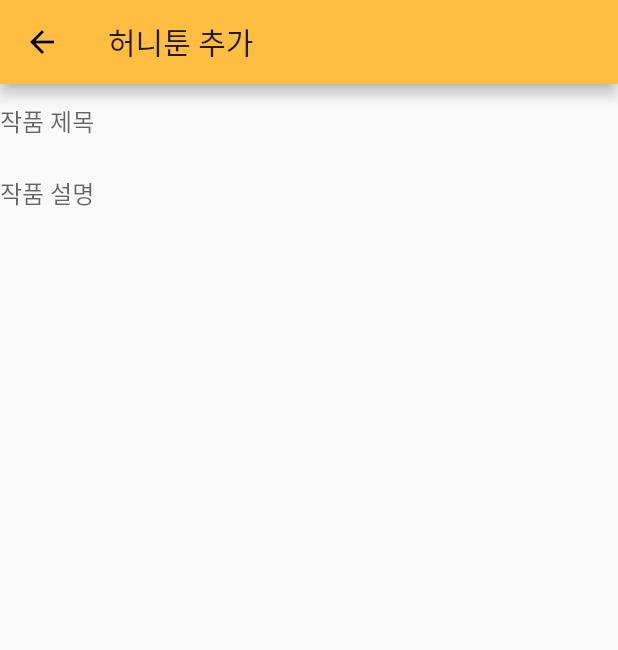
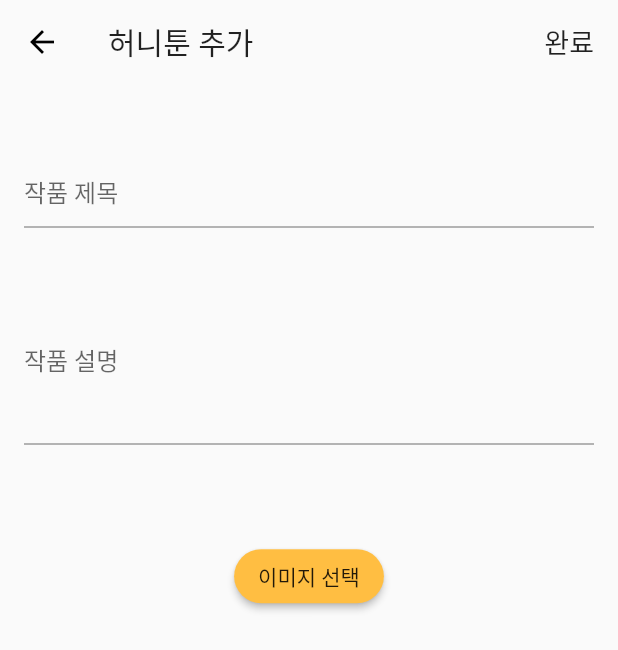
Before and after one commit to yoojh9/honeytoon, a Flutter app: the HoneytoonAddScreen screen opened directly, on a phone screen of 412 x 824 dp. Shown: the top 650 px of the screen. Run offline on Flutter 3.47's test engine with Material 2 defaults, Android fonts, the phone set to English and light mode, and no system bars; our stand-ins replace firebase_auth; missing offline and left inert: kakao_flutter_sdk, multi_image_picker; accounts and stored records are empty.

Commit message:
add honeytoon screen 추가

```diff
--- a/lib/main.dart
+++ b/lib/main.dart
@@ -1,4 +1,5 @@
 import 'package:flutter/material.dart';
+import 'package:honeytoon/screens/honeytoon_add_screen.dart';
 import 'package:honeytoon/screens/honeytoon_detail_screen.dart';
 import 'package:kakao_flutter_sdk/link.dart';
 import './screens/honeytoon_list_screen.dart';
@@ -41,7 +42,8 @@ class MyApp extends StatelessWidget {
           "list": (context) => HoneyToonListScreen(),
           CouponScreen.routeName: (context) => CouponScreen(),
           HoneytoonViewScreen.routeName: (context) => HoneytoonViewScreen(),
-          HoneytoonDetailScreen.routeName: (context) => HoneytoonDetailScreen()
+          HoneytoonDetailScreen.routeName: (context) => HoneytoonDetailScreen(),
+          HoneytoonAddScreen.routeName: (context) => HoneytoonAddScreen()
         },
         ),
       );
--- a/lib/screens/honeytoon_add_screen.dart
+++ b/lib/screens/honeytoon_add_screen.dart
@@ -1,6 +1,13 @@
+import 'dart:async';
+import 'dart:io';
+import 'dart:math';
 import 'package:flutter/material.dart';
+import 'package:multi_image_picker/multi_image_picker.dart';
+import '../colors.dart';
 
 class HoneytoonAddScreen extends StatefulWidget {
+
+  static final routeName = 'add-honeytoon';
 
   @override
   _HoneytoonAddScreenState createState() => _HoneytoonAddScreenState();
@@ -8,35 +15,119 @@ class HoneytoonAddScreen extends StatefulWidget {
 
 class _HoneytoonAddScreenState extends State<HoneytoonAddScreen> {
   final _formKey = GlobalKey<FormState>();
+  List<Asset> _images = List<Asset>();
+  String _error = 'No Error Dectected';
+
+  @override
+  void initState() {
+    // TODO: implement initState
+    super.initState();
+  }
+
+  Widget buildGridView() {
+    return GridView.count(crossAxisCount: 3,
+      children: List.generate(_images.length, (index) {
+        Asset asset = _images[index];
+        return AssetThumb(
+          asset: asset,
+          width: 300,
+          height: 300);
+      }),
+    );
+  }
+
+  Future<void> loadAssets() async {
+    List<Asset> resultList = List<Asset>();
+    String error = 'No Error Dectected';
+
+    try {
+      resultList = await MultiImagePicker.pickImages(
+        maxImages: 6,
+        enableCamera: false,
+        cupertinoOptions: CupertinoOptions(takePhotoIcon: "chat"),
+        materialOptions: MaterialOptions(
+          actionBarColor: "#abcdef",
+          actionBarTitle: "Example App",
+          allViewTitle: "All Photos",
+          useDetailsView: false,
+          selectCircleStrokeColor: "#000000",
+        ),
+      );
+    } on Exception catch(e){
+      error = e.toString();
+    }
+
+    if(!mounted) return;
+
+    setState(() {
+      _images = resultList;
+      _error = error;
+    });
+  }
 
   @override
   Widget build(BuildContext context) {
     return Scaffold(
       appBar: AppBar(
+        backgroundColor: Colors.transparent,
+        elevation: 0,
         title: Text('허니툰 추가'),
+        actions: <Widget>[
+          Container(
+            alignment: Alignment.center,
+            padding: EdgeInsets.only(right: 16),
+            child : Text('완료', textScaleFactor: 1.5, style: TextStyle(fontSize:  12),),
+          )
+        ],
       ),
       body: SafeArea(
+
+        child: Padding(
+          padding: const EdgeInsets.all(16.0),
           child: Form(
             key: _formKey,
             child: Column(
+              children: <Widget>[
+                Expanded(
+                  flex: 1,
+                  child:
+                  Column(
+                  mainAxisAlignment: MainAxisAlignment.spaceAround,
                   children: [
                     TextFormField(
                       decoration: InputDecoration(
-                  border: InputBorder.none,
                         hintText: '작품 제목'
                       )
                     ),
                     TextFormField(
+                      keyboardType: TextInputType.multiline,
+                      maxLines: 3,
                       decoration: InputDecoration(
-                  border: InputBorder.none,
+                        alignLabelWithHint: true,
                         hintText: '작품 설명'
                       )
                     ),
+                    RaisedButton(
+                      color: Theme.of(context).primaryColor,
+                      shape: RoundedRectangleBorder(
+                        borderRadius: BorderRadius.circular(30),
+                      ),
+                      child: Text('이미지 선택'),
+                      onPressed: loadAssets,),
+                  ],
+                ),
+              ),
+              Expanded(
+                flex: 1,
+                child: _images.length > 0
+                  ? buildGridView()
+                  : SizedBox(),
+              )
               ]
           ),
         ),
       )
-
+      )
     );
   }
 }
--- a/lib/screens/honeytoon_my_screen.dart
+++ b/lib/screens/honeytoon_my_screen.dart
@@ -1,4 +1,5 @@
 import 'package:flutter/material.dart';
+import './honeytoon_add_screen.dart';
 
 class HoneytoonMyScreen extends StatelessWidget {
   @override
@@ -153,7 +154,7 @@ class HoneytoonMyScreen extends StatelessWidget {
       ),
       floatingActionButton: FloatingActionButton.extended(
         onPressed: (){
-
+          Navigator.of(context).pushNamed(HoneytoonAddScreen.routeName);
         },
         icon: Icon(Icons.add),
         label: Text('작품'),
--- a/lib/screens/my_screen.dart
+++ b/lib/screens/my_screen.dart
@@ -33,7 +33,7 @@ class _MyScreenState extends State<MyScreen>
           appBar: PreferredSize(
             preferredSize: Size.fromHeight(kToolbarHeight),
             child: Container(
-              color: Colors.white,
+              color: Colors.transparent,
               child: SafeArea(
                 child: TabBar(
                   controller: _controller,
--- a/lib/screens/template_screen.dart
+++ b/lib/screens/template_screen.dart
@@ -30,7 +30,7 @@ class _TemplateScreenState extends State<TemplateScreen> {
     return Scaffold(
       appBar: _currentIndex == 0
           ? AppBar(
-              backgroundColor: Colors.white70,
+              backgroundColor: Colors.transparent,
               elevation: 0,
               title: Text("허니툰"),
               actions: <Widget>[
--- a/pubspec.yaml
+++ b/pubspec.yaml
@@ -29,6 +29,7 @@ dependencies:
   cloud_firestore: ^0.13.7
   firebase_auth: ^0.16.1
   http: ^0.12.1
+  multi_image_picker: ^4.6.7
 
   # The following adds the Cupertino Icons font to your application.
   # Use with the CupertinoIcons class for iOS style icons.
```
Also changed, not shown: pubspec.lock, 3 other files. Lines whose indentation alone changed are shown as unchanged.
